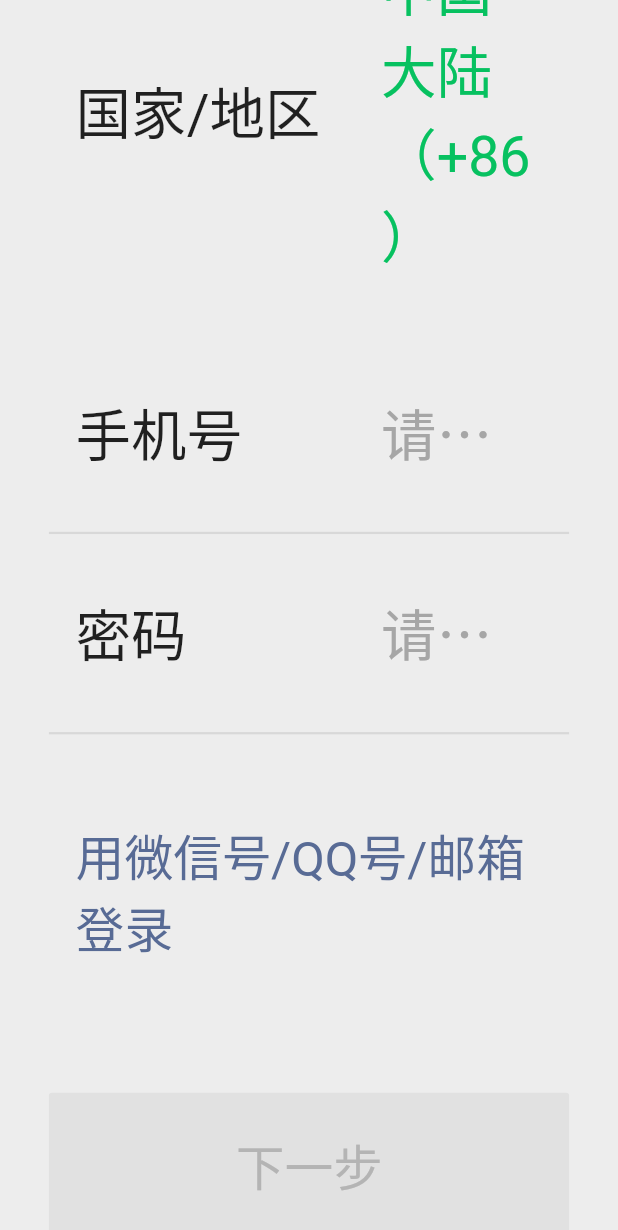
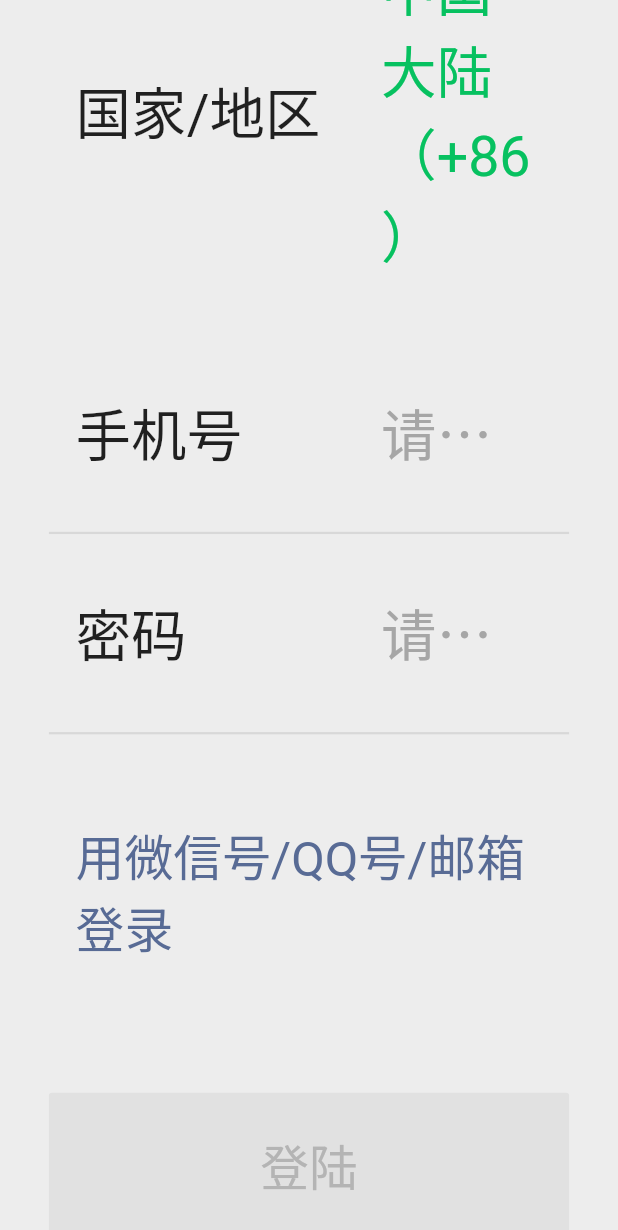
Before and after one commit to sunpu007/flutter_wechat, a Flutter app: the LoginPage screen opened directly, scrolled down 433 dp, on a phone screen of 412 x 824 dp. Shown: the top 1230 px of the screen. Run offline on Flutter 3.47's test engine with Material 2 defaults, Android fonts, the phone set to English and light mode, and no system bars; our stand-ins replace dio, shared_preferences; accounts and stored records are empty; network calls fail.

Commit message:
'实现状态持久化'

```diff
--- a/lib/core/viewmodel/user_view_model.dart
+++ b/lib/core/viewmodel/user_view_model.dart
@@ -1,12 +1,23 @@
 import 'package:flutter/material.dart';
+import 'package:shared_preferences/shared_preferences.dart';
 
 class UserViewModel extends ChangeNotifier {
   String _token = '';
+
+  UserViewModel() {
+    SharedPreferences.getInstance().then((prefs) {
+      _token = prefs.getString('token')!;
+      notifyListeners();
+    });
+  }
 
   String get token => _token;
 
   set token(String value) {
     _token = value;
+    SharedPreferences.getInstance().then((prefs) {
+      prefs.setString('token', value);
+    });
     notifyListeners();
   }
 }
--- a/lib/ui/pages/index/login/login.dart
+++ b/lib/ui/pages/index/login/login.dart
@@ -1,7 +1,10 @@
 import 'package:flutter/material.dart';
 import 'package:flutter/services.dart';
 import 'package:flutter_wechat/core/extension/double_extension.dart';
+import 'package:flutter_wechat/core/viewmodel/user_view_model.dart';
 import 'package:flutter_wechat/ui/pages/index/components/build_text_field.dart';
+import 'package:flutter_wechat/ui/pages/main/main.dart';
+import 'package:provider/provider.dart';
 
 class LoginPage extends StatefulWidget {
   static const String routerName = '/login';
@@ -82,14 +85,20 @@ class _LoginPageState extends State<LoginPage> {
                   child: Text('用微信号/QQ号/邮箱登录', style: TextStyle(color: Color(0xff586b95), fontSize: 44.0.px),),
                 ),
                 SizedBox(height: 117.0.px,),
-                MaterialButton(
-                  minWidth: double.infinity,
-                  height: 130.0.px,
-                  color: (mobile.length > 0 && password.length > 0) ? Color(0xff07c160) : Color(0xffe1e1e1),
-                  textColor: (mobile.length > 0 && password.length > 0) ? Colors.white : Color(0xffb4b4b4),
-                  elevation: 0,
-                  child: Text('下一步', style: TextStyle(fontSize: 44.0.px),),
-                  onPressed: () {},
+                Consumer<UserViewModel>(
+                  builder: (ctx, userVM, child) {
+                    return  MaterialButton(
+                      minWidth: double.infinity,
+                      height: 130.0.px,
+                      color: (mobile.length > 0 && password.length > 0) ? Color(0xff07c160) : Color(0xffe1e1e1),
+                      textColor: (mobile.length > 0 && password.length > 0) ? Colors.white : Color(0xffb4b4b4),
+                      elevation: 0,
+                      child: Text('登陆', style: TextStyle(fontSize: 44.0.px),),
+                      onPressed: () {
+                        userVM.token = '123456';
+                      },
+                    );
+                  },
                 ),
               ],
             ),
--- a/pubspec.yaml
+++ b/pubspec.yaml
@@ -30,6 +30,7 @@ dependencies:
   cupertino_icons: ^1.0.0
   dio: ^4.0.0
   provider: ^5.0.0
+  shared_preferences: ^2.0.6
 
 dev_dependencies:
   flutter_test:
```
Also changed, not shown: pubspec.lock, 2 other files.
